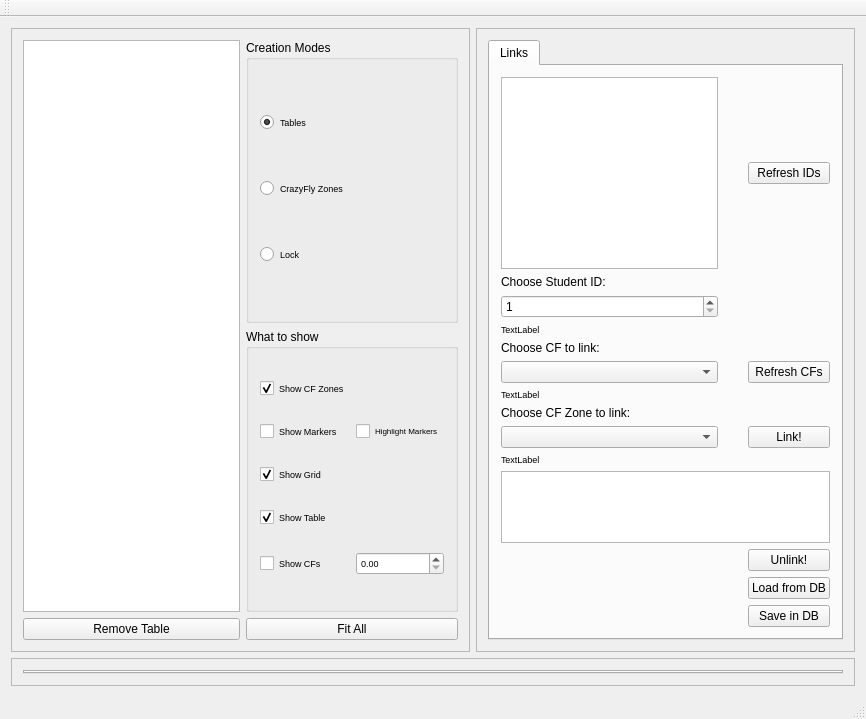
First picture: the form in pps_ws/src/d_fall_pps/GUI_Qt/CrazyFlyGUI/src/mainguiwindow.ui, repository alexdidier/rampc-quadrotor, before the edit.
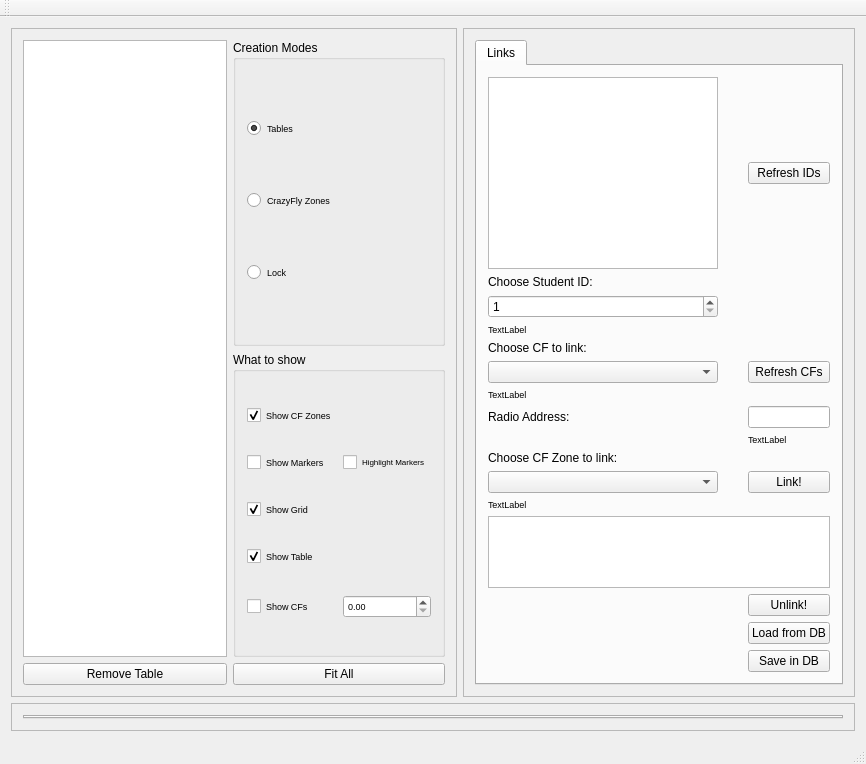
Second picture: the form after the edit. Custom widgets are drawn as their Qt base class.

Commit message: Added support for Address. Need to do it in a better way, now it is in a simple way, need to write the whole address

Diff of the .ui file:
```diff
--- a/pps_ws/src/d_fall_pps/GUI_Qt/CrazyFlyGUI/src/mainguiwindow.ui
+++ b/pps_ws/src/d_fall_pps/GUI_Qt/CrazyFlyGUI/src/mainguiwindow.ui
@@ -7,7 +7,7 @@
     <x>0</x>
     <y>0</y>
     <width>866</width>
-    <height>663</height>
+    <height>719</height>
    </rect>
   </property>
   <property name="windowTitle">
@@ -270,7 +270,7 @@
              </property>
             </widget>
            </item>
-           <item row="12" column="1" colspan="6">
+           <item row="14" column="1" colspan="6">
             <widget class="QLabel" name="err_message_cf_zone">
              <property name="font">
               <font>
@@ -323,7 +323,7 @@
              </property>
             </widget>
            </item>
-           <item row="11" column="1">
+           <item row="13" column="1">
             <widget class="QComboBox" name="comboBoxCFZones"/>
            </item>
            <item row="8" column="1">
@@ -343,7 +343,7 @@
              </property>
             </widget>
            </item>
-           <item row="10" column="1">
+           <item row="12" column="1">
             <widget class="QLabel" name="label_3">
              <property name="text">
               <string>Choose CF Zone to link:</string>
@@ -364,7 +364,7 @@
              </property>
             </widget>
            </item>
-           <item row="13" column="1" colspan="6">
+           <item row="15" column="1" colspan="6">
             <widget class="QTableWidget" name="table_links">
              <property name="minimumSize">
               <size>
@@ -386,34 +386,56 @@
              </attribute>
             </widget>
            </item>
-           <item row="11" column="6">
+           <item row="13" column="6">
             <widget class="QPushButton" name="link_button">
              <property name="text">
               <string>Link!</string>
              </property>
             </widget>
            </item>
-           <item row="15" column="6">
+           <item row="17" column="6">
             <widget class="QPushButton" name="unlink_button">
              <property name="text">
               <string>Unlink!</string>
              </property>
             </widget>
            </item>
-           <item row="17" column="6">
+           <item row="19" column="6">
             <widget class="QPushButton" name="save_in_DB_button">
              <property name="text">
               <string>Save in DB</string>
              </property>
             </widget>
            </item>
-           <item row="16" column="6">
+           <item row="18" column="6">
             <widget class="QPushButton" name="load_from_DB_button">
              <property name="text">
               <string>Load from DB</string>
              </property>
             </widget>
            </item>
+           <item row="10" column="1">
+            <widget class="QLabel" name="label">
+             <property name="text">
+              <string>Radio Address:</string>
+             </property>
+            </widget>
+           </item>
+           <item row="10" column="6">
+            <widget class="QLineEdit" name="radioAddress_text"/>
+           </item>
+           <item row="11" column="6">
+            <widget class="QLabel" name="err_message_radio_address">
+             <property name="font">
+              <font>
+               <pointsize>7</pointsize>
+              </font>
+             </property>
+             <property name="text">
+              <string>TextLabel</string>
+             </property>
+            </widget>
+           </item>
           </layout>
          </widget>
         </widget>
```
The commit also changes 4 other files.
